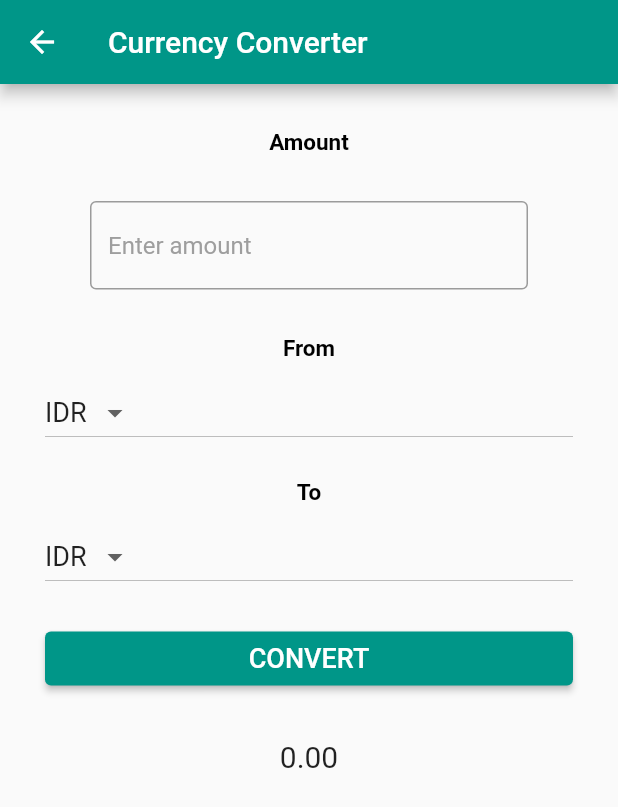
After one commit to arnetajuniar/ProjectAkhir_TPM, a Flutter app: the ConvertCurrency screen opened directly, after a tap on "CONVERT", on a phone screen of 412 x 824 dp. The commit adds this screen. Shown: the top 807 px of the screen. Run offline on Flutter 3.47's test engine with Material 2 defaults, Android fonts, the phone set to English and light mode, and no system bars; our stand-ins replace google_fonts, hive, hive_flutter, shared_preferences; accounts and stored records are empty.

Commit message:
Revert "initial commit"
This reverts commit 573c3edb0a7dad892b31f57815ad0dbf0ece8956.

```diff
--- a/lib/view/bottom_nav_bar.dart
+++ b/lib/view/bottom_nav_bar.dart
@@ -1,5 +1,6 @@
 import 'package:flutter/material.dart';
 import 'package:shared_preferences/shared_preferences.dart';
+import 'page_feedback.dart';
 import 'page_home.dart';
 import 'page_login.dart';
 import 'page_profile.dart';
@@ -16,6 +17,7 @@ class _BottomNavBarState extends State<BottomNavBar> {
   final List<Widget> _pageOptions = <Widget>[
     HomePage(),
     ProfilePage(),
+    FeedbackPage(),
   ];
 
   Future<void> _logout() async {
--- /dev/null
+++ b/lib/view/page_currency_converter.dart
@@ -0,0 +1,263 @@
+import 'package:flutter/material.dart';
+
+class ConvertCurrency extends StatefulWidget {
+  const ConvertCurrency({Key? key}) : super(key: key);
+
+  @override
+  State<ConvertCurrency> createState() => _ConvertCurrencyState();
+}
+
+class _ConvertCurrencyState extends State<ConvertCurrency> {
+  final TextEditingController inputAmountData = TextEditingController();
+
+  late double dataInput;
+  late double dataOutput;
+  late String inputCurrency;
+  late String outputCurrency;
+  late String resultData;
+
+  @override
+  void initState() {
+    super.initState();
+    dataInput = 0;
+    inputCurrency = 'IDR';
+    outputCurrency = 'IDR';
+    resultData = '';
+  }
+
+  void _onInputChanged(String value) {
+    setState(() {
+      dataInput = double.tryParse(value) ?? 0;
+    });
+  }
+
+  void _onCurrencyInputChanged(String? value) {
+    setState(() {
+      inputCurrency = value ?? 'IDR';
+    });
+  }
+
+  void _onCurrencyOutputChanged(String? value) {
+    setState(() {
+      outputCurrency = value ?? 'IDR';
+    });
+  }
+
+  void _convertCurrency() {
+    setState(() {
+      switch (inputCurrency) {
+        case 'IDR':
+          switch (outputCurrency) {
+            case 'IDR':
+              dataOutput = dataInput;
+              break;
+            case 'USD':
+              dataOutput = dataInput / 14800;
+              break;
+            case 'SGD':
+              dataOutput = dataInput / 11000;
+              break;
+            case 'JPY':
+              dataOutput = dataInput / 108;
+              break;
+            case 'EUR':
+              dataOutput = dataInput / 1600;
+              break;
+          }
+          break;
+        case 'USD':
+          switch (outputCurrency) {
+            case 'IDR':
+              dataOutput = dataInput * 14800;
+              break;
+            case 'USD':
+              dataOutput = dataInput;
+              break;
+            case 'SGD':
+              dataOutput = dataInput * 1.34;
+              break;
+            case 'JPY':
+              dataOutput = dataInput * 138;
+              break;
+            case 'EUR':
+              dataOutput = dataInput * 0.92;
+              break;
+          }
+          break;
+        case 'SGD':
+          switch (outputCurrency) {
+            case 'IDR':
+              dataOutput = dataInput * 11000;
+              break;
+            case 'USD':
+              dataOutput = dataInput * 0.74;
+              break;
+            case 'SGD':
+              dataOutput = dataInput;
+              break;
+            case 'JPY':
+              dataOutput = dataInput * 102;
+              break;
+            case 'EUR':
+              dataOutput = dataInput * 0.68;
+              break;
+          }
+          break;
+        case 'JPY':
+          switch (outputCurrency) {
+            case 'IDR':
+              dataOutput = dataInput * 108;
+              break;
+            case 'USD':
+              dataOutput = dataInput * 0.007;
+              break;
+            case 'SGD':
+              dataOutput = dataInput * 0.009;
+              break;
+            case 'JPY':
+              dataOutput = dataInput;
+              break;
+            case 'EUR':
+              dataOutput = dataInput * 0.006;
+              break;
+          }
+          break;
+        case 'EUR':
+          switch (outputCurrency) {
+            case 'IDR':
+              dataOutput = dataInput * 16000;
+              break;
+            case 'USD':
+              dataOutput = dataInput * 1.08;
+              break;
+            case 'SGD':
+              dataOutput = dataInput * 1.45;
+              break;
+            case 'JPY':
+              dataOutput = dataInput * 149;
+              break;
+            case 'EUR':
+              dataOutput = dataInput;
+              break;
+          }
+          break;
+      }
+      resultData = dataOutput.toStringAsFixed(2);
+    });
+  }
+
+  @override
+  Widget build(BuildContext context) {
+    return SafeArea(
+        child: Scaffold(
+      appBar: AppBar(
+        title: const Text("Currency Converter"),
+      ),
+      body: Padding(
+        padding:
+            const EdgeInsets.only(top: 20, left: 30, right: 30, bottom: 15),
+        child: ListView(
+          children: [
+            const SizedBox(
+              height: 10,
+            ),
+            const Center(
+              child: Text(
+                "Amount",
+                style: TextStyle(
+                  fontSize: 15,
+                  fontWeight: FontWeight.bold,
+                  color: Colors.black,
+                ),
+              ),
+            ),
+            Container(
+              padding: const EdgeInsets.all(10),
+              margin: const EdgeInsets.all(20),
+              decoration:
+                  BoxDecoration(borderRadius: BorderRadius.circular(15)),
+              child: TextField(
+                onChanged: _onInputChanged,
+                controller: inputAmountData,
+                keyboardType: TextInputType.number,
+                decoration: const InputDecoration(
+                    hintText: "Enter amount",
+                    hintStyle: TextStyle(color: Colors.grey),
+                    border: OutlineInputBorder()),
+              ),
+            ),
+            const Center(
+              child: Text(
+                "From",
+                style: TextStyle(
+                  fontSize: 15,
+                  fontWeight: FontWeight.bold,
+                  color: Colors.black,
+                ),
+              ),
+            ),
+            const SizedBox(
+              height: 10,
+            ),
+            DropdownButton<String>(
+              value: inputCurrency,
+              elevation: 15,
+              onChanged: _onCurrencyInputChanged,
+              items: const <String>['IDR', 'USD', 'SGD', 'JPY', 'EUR']
+                  .map<DropdownMenuItem<String>>((String value) {
+                return DropdownMenuItem<String>(
+                    value: value,
+                    child: Text(value, style: const TextStyle(fontSize: 18)));
+              }).toList(),
+            ),
+            const SizedBox(
+              height: 20,
+            ),
+            const Center(
+              child: Text(
+                "To",
+                style: TextStyle(
+                  fontSize: 15,
+                  fontWeight: FontWeight.bold,
+                  color: Colors.black,
+                ),
+              ),
+            ),
+            const SizedBox(
+              height: 10,
+            ),
+            DropdownButton<String>(
+              value: outputCurrency,
+              elevation: 15,
+              onChanged: _onCurrencyOutputChanged,
+              items: const <String>['IDR', 'USD', 'SGD', 'JPY', 'EUR']
+                  .map<DropdownMenuItem<String>>((String value) {
+                return DropdownMenuItem<String>(
+                    value: value,
+                    child: Text(value, style: const TextStyle(fontSize: 18)));
+              }).toList(),
+            ),
+            const SizedBox(
+              height: 20,
+            ),
+            ElevatedButton(
+              onPressed: _convertCurrency,
+              child: const Text(
+                "CONVERT",
+                style: TextStyle(fontSize: 18),
+              ),
+            ),
+            const SizedBox(
+              height: 30,
+            ),
+            Text(
+              resultData,
+              textAlign: TextAlign.center,
+              style: const TextStyle(fontSize: 20),
+            ),
+          ],
+        ),
+      ),
+    ));
+  }
+}
```
Also changed, not shown: lib/view/page_feedback.dart (added, +64 -0 lines), lib/view/page_home.dart (+14 -10 lines), lib/view/page_time_converter.dart (added, +134 -0 lines).
